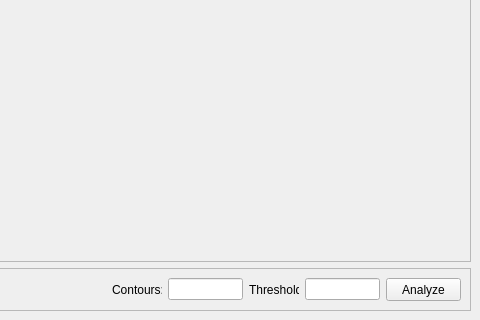
Above: mainwindow.ui from yixinj/AnaCam-GUI before the change; both pictures show x 320 to 800 and y 280 to 600 of the 800 by 600 pixel window. Below: the same form after it.
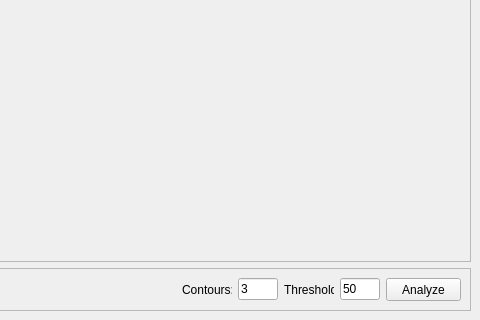
That is the form after the change.

```diff
--- a/mainwindow.ui
+++ b/mainwindow.ui
@@ -129,10 +129,19 @@
         <widget class="QLineEdit" name="editContours">
          <property name="maximumSize">
           <size>
-           <width>75</width>
+           <width>40</width>
            <height>16777215</height>
           </size>
          </property>
+         <property name="inputMethodHints">
+          <set>Qt::ImhDigitsOnly</set>
+         </property>
+         <property name="text">
+          <string>3</string>
+         </property>
+         <property name="alignment">
+          <set>Qt::AlignLeading|Qt::AlignLeft|Qt::AlignVCenter</set>
+         </property>
         </widget>
        </item>
        <item>
@@ -152,10 +161,19 @@
         <widget class="QLineEdit" name="editThreshold">
          <property name="maximumSize">
           <size>
-           <width>75</width>
+           <width>40</width>
            <height>16777215</height>
           </size>
          </property>
+         <property name="inputMethodHints">
+          <set>Qt::ImhDigitsOnly</set>
+         </property>
+         <property name="text">
+          <string>50</string>
+         </property>
+         <property name="alignment">
+          <set>Qt::AlignLeading|Qt::AlignLeft|Qt::AlignVCenter</set>
+         </property>
         </widget>
        </item>
        <item>
```
